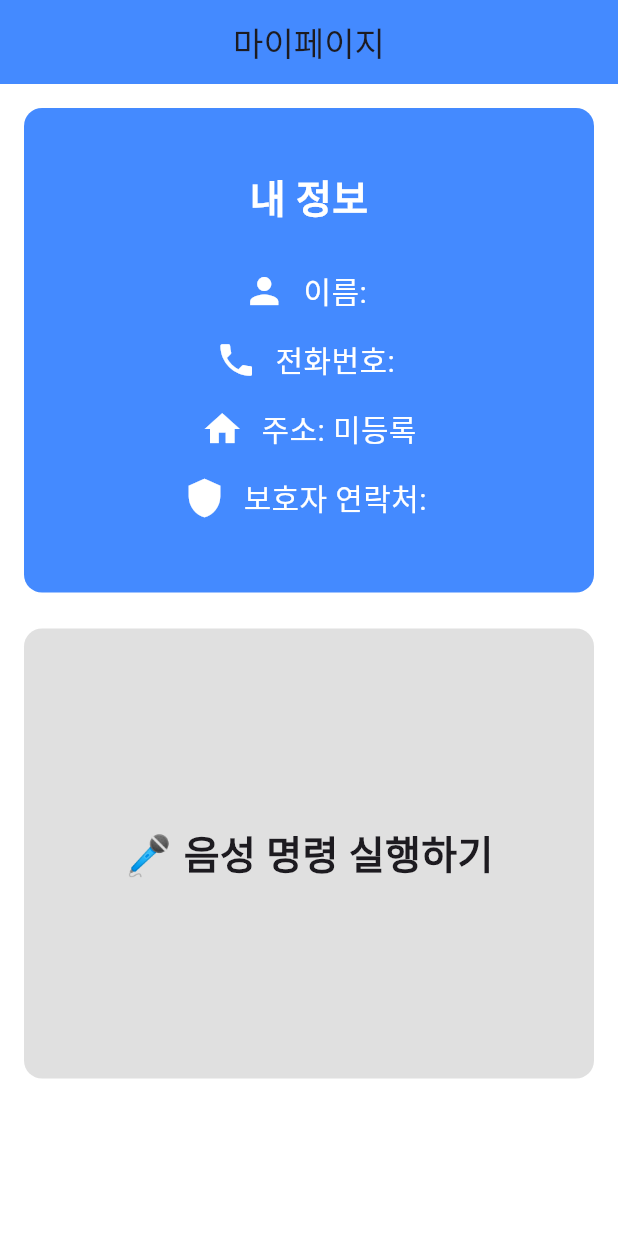
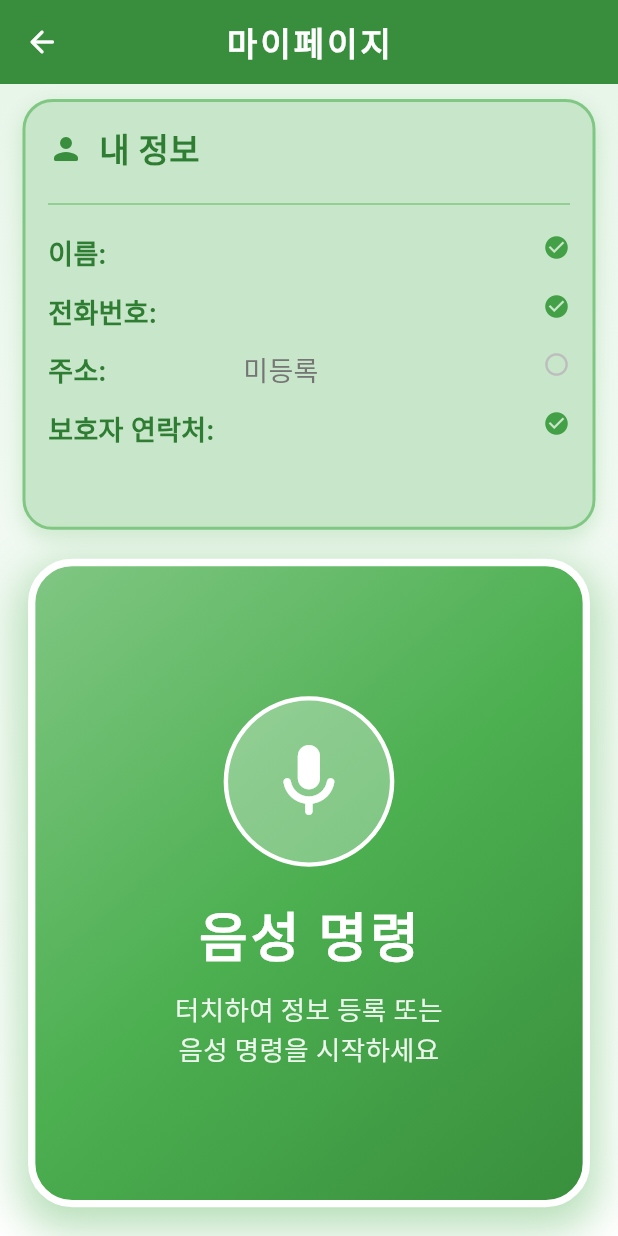
Before and after one commit to seojun111/Talk_Talk_CAR, a Flutter app: the MyPageScreen screen opened directly, on a phone screen of 412 x 824 dp. Run offline on Flutter 3.47's test engine with Material 3 defaults, Android fonts, the phone set to English and light mode, and no system bars; our stand-ins replace flutter_tts, google_fonts, shared_preferences, speech_to_text, vibration; accounts and stored records are empty; network calls fail.

Commit message:
새로운 UI

```diff
--- a/flutter_app/lib/screens/mypage.dart
+++ b/flutter_app/lib/screens/mypage.dart
@@ -1,11 +1,13 @@
 import 'package:flutter/material.dart';
+import 'package:flutter/services.dart';
+import 'package:google_fonts/google_fonts.dart';
 import 'package:shared_preferences/shared_preferences.dart';
 import '../services/speech_service.dart';
 import '../services/tts_service.dart';
 import 'voice_command_screen.dart';
 
 class MyPageScreen extends StatefulWidget {
-  final bool isHeavyRain; // ✅ 폭우 상태 전달
+  final bool isHeavyRain;
 
   const MyPageScreen({Key? key, this.isHeavyRain = false}) : super(key: key);
 
@@ -13,7 +15,7 @@ class MyPageScreen extends StatefulWidget {
   _MyPageScreenState createState() => _MyPageScreenState();
 }
 
-class _MyPageScreenState extends State<MyPageScreen> {
+class _MyPageScreenState extends State<MyPageScreen> with TickerProviderStateMixin {
   final SpeechService _speechService = SpeechService();
   final TTSService _ttsService = TTSService();
 
@@ -22,10 +24,38 @@ class _MyPageScreenState extends State<MyPageScreen> {
   String address = '';
   String guardianPhone = '';
 
+  late AnimationController _pulseController;
+  late Animation<double> _pulseAnimation;
+
   @override
   void initState() {
     super.initState();
+    _initAnimations();
     _loadUserInfo();
+    _initTTS();
+  }
+
+  void _initAnimations() {
+    _pulseController = AnimationController(
+      duration: Duration(seconds: 1),
+      vsync: this,
+    )..repeat(reverse: true);
+
+    _pulseAnimation = Tween<double>(
+      begin: 0.98,
+      end: 1.02,
+    ).animate(CurvedAnimation(
+      parent: _pulseController,
+      curve: Curves.easeInOut,
+    ));
+  }
+
+  Future<void> _initTTS() async {
+    await _ttsService.speak(
+        "마이페이지입니다. "
+            "상단에는 등록된 개인정보가 표시되고, "
+            "하단의 음성 명령 버튼을 터치하여 정보를 등록하거나 수정할 수 있습니다."
+    );
   }
 
   Future<void> _loadUserInfo() async {
@@ -39,6 +69,7 @@ class _MyPageScreenState extends State<MyPageScreen> {
   }
 
   Future<void> _handleVoiceCommand() async {
+    HapticFeedback.heavyImpact();
     await _ttsService.speak('명령을 말씀해주세요.');
     final command = await _speechService.listen();
 
@@ -46,8 +77,7 @@ class _MyPageScreenState extends State<MyPageScreen> {
 
     final cleanCommand = command.toLowerCase().trim();
 
-    if (cleanCommand.contains('입력')) {
-      // ✅ 이제 '입력'이라는 단어만 있어도 정보 입력 활성화
+    if (cleanCommand.contains('등록')) {
       await _startInfoRegistration();
     } else if (cleanCommand.contains('내 정보') && cleanCommand.contains('알려')) {
       if (name == '미등록' || phone == '미등록' || address == '미등록' || guardianPhone == '미등록') {
@@ -63,7 +93,7 @@ class _MyPageScreenState extends State<MyPageScreen> {
           MaterialPageRoute(
             builder: (context) => VoiceCommandScreen(
               passedCommand: command,
-              isHeavyRain: widget.isHeavyRain, // ✅ 폭우 상태 전달
+              isHeavyRain: widget.isHeavyRain,
             ),
           ),
         );
@@ -112,76 +142,251 @@ class _MyPageScreenState extends State<MyPageScreen> {
   }
 
   @override
+  void dispose() {
+    _pulseController.dispose();
+    super.dispose();
+  }
+
+  @override
   Widget build(BuildContext context) {
     return Scaffold(
       backgroundColor: Colors.white,
       appBar: AppBar(
-        title: Text('마이페이지'),
-        backgroundColor: Colors.blueAccent,
+        title: Text(
+          '마이페이지',
+          style: GoogleFonts.orbitron(
+            fontSize: 22,
+            fontWeight: FontWeight.bold,
+            color: Colors.white,
+            letterSpacing: 2,
+          ),
+        ),
+        backgroundColor: Colors.green[700],
+        elevation: 0,
         centerTitle: true,
+        leading: IconButton(
+          icon: Icon(Icons.arrow_back_rounded, color: Colors.white),
+          onPressed: () async {
+            HapticFeedback.mediumImpact();
+            await _ttsService.speak("이전 화면으로 돌아갑니다.");
+            Navigator.pop(context);
+          },
+        ),
       ),
-      body: Padding(
-        padding: const EdgeInsets.all(16.0),
+      body: Container(
+        decoration: BoxDecoration(
+          gradient: LinearGradient(
+            begin: Alignment.topCenter,
+            end: Alignment.bottomCenter,
+            colors: [Colors.green[50]!, Colors.white],
+          ),
+        ),
+        child: SafeArea(
+          child: Column(
+            children: [
+              // 정보 표시 영역 (40% 비율)
+              Expanded(
+                flex: 40,
+                child: _buildCompactInfoDisplay(),
+              ),
+
+              // 음성 명령 버튼 (60% 비율)
+              Expanded(
+                flex: 60,
+                child: _buildVoiceCommandButton(),
+              ),
+            ],
+          ),
+        ),
+      ),
+    );
+  }
+
+  Widget _buildCompactInfoDisplay() {
+    return Container(
+      margin: EdgeInsets.fromLTRB(15, 10, 15, 10),
+      padding: EdgeInsets.all(15),
+      decoration: BoxDecoration(
+        color: Colors.green[100],
+        borderRadius: BorderRadius.circular(20),
+        border: Border.all(color: Colors.green[300]!, width: 2),
+        boxShadow: [
+          BoxShadow(
+            color: Colors.green.withOpacity(0.2),
+            blurRadius: 10,
+            offset: Offset(0, 5),
+            spreadRadius: 1,
+          ),
+        ],
+      ),
+      child: SingleChildScrollView(
         child: Column(
+          crossAxisAlignment: CrossAxisAlignment.start,
           children: [
-            Container(
-              width: double.infinity,
-              padding: EdgeInsets.symmetric(vertical: 40),
-              decoration: BoxDecoration(
-                color: Colors.blueAccent,
-                borderRadius: BorderRadius.circular(12),
-              ),
-              child: Column(
-                mainAxisAlignment: MainAxisAlignment.center,
+            // 헤더
+            Padding(
+              padding: const EdgeInsets.only(bottom: 12),
+              child: Row(
                 children: [
-                  Text('내 정보',
-                      style: TextStyle(fontSize: 26, fontWeight: FontWeight.bold, color: Colors.white)),
-                  SizedBox(height: 20),
-                  _infoRow(Icons.person, '이름', name),
-                  _infoRow(Icons.phone, '전화번호', phone),
-                  _infoRow(Icons.home, '주소', address),
-                  _infoRow(Icons.shield, '보호자 연락처', guardianPhone),
+                  Icon(Icons.person_rounded, color: Colors.green[700], size: 24),
+                  SizedBox(width: 10),
+                  Text(
+                    '내 정보',
+                    style: GoogleFonts.roboto(
+                      fontSize: 22,
+                      fontWeight: FontWeight.bold,
+                      color: Colors.green[800],
+                    ),
+                  ),
                 ],
               ),
             ),
-            SizedBox(height: 24),
-            GestureDetector(
-              onTap: _handleVoiceCommand,
-              child: Container(
-                width: double.infinity,
-                height: 300,
-                decoration: BoxDecoration(
-                  color: Colors.grey[300],
-                  borderRadius: BorderRadius.circular(12),
-                ),
-                child: Center(
-                  child: Text(
-                    '🎤 음성 명령 실행하기',
-                    style: TextStyle(fontSize: 26, fontWeight: FontWeight.bold),
-                  ),
-                ),
-              ),
-            ),
+
+            // 구분선
+            Divider(color: Colors.green[300], thickness: 1),
+            SizedBox(height: 12),
+
+            // 정보 목록
+            _buildInfoItem('이름', name),
+            _buildInfoItem('전화번호', phone),
+            _buildInfoItem('주소', address),
+            _buildInfoItem('보호자 연락처', guardianPhone),
           ],
         ),
       ),
     );
   }
 
-  Widget _infoRow(IconData icon, String label, String value) {
+  Widget _buildInfoItem(String label, String value) {
+    bool isRegistered = value != '미등록';
+
     return Padding(
-      padding: const EdgeInsets.symmetric(vertical: 8.0),
+      padding: const EdgeInsets.only(bottom: 12),
       child: Row(
-        mainAxisAlignment: MainAxisAlignment.center,
+        crossAxisAlignment: CrossAxisAlignment.start,
         children: [
-          Icon(icon, color: Colors.white, size: 28),
-          SizedBox(width: 12),
-          Text(
-            '$label: $value',
-            style: TextStyle(fontSize: 20, color: Colors.white),
+          // 라벨 - 너비 증가 및 텍스트 줄바꿈 방지
+          Container(
+            width: 130,
+            child: Text(
+              '$label:',
+              style: GoogleFonts.roboto(
+                fontSize: 18,
+                fontWeight: FontWeight.w600,
+                color: Colors.green[800],
+              ),
+              maxLines: 1,
+              overflow: TextOverflow.visible,
+              softWrap: false,
+            ),
+          ),
+
+          // 값
+          Expanded(
+            child: Text(
+              value,
+              style: GoogleFonts.roboto(
+                fontSize: 18,
+                fontWeight: FontWeight.w500,
+                color: isRegistered ? Colors.green[700] : Colors.grey[600],
+              ),
+              overflow: TextOverflow.ellipsis,
+              maxLines: 2,
+            ),
+          ),
+
+          // 상태 아이콘
+          SizedBox(width: 8),
+          Icon(
+            isRegistered ? Icons.check_circle : Icons.radio_button_unchecked,
+            color: isRegistered ? Colors.green[600] : Colors.grey[400],
+            size: 18,
           ),
         ],
       ),
     );
   }
+
+  Widget _buildVoiceCommandButton() {
+    return AnimatedBuilder(
+      animation: _pulseAnimation,
+      builder: (context, child) {
+        return Transform.scale(
+          scale: _pulseAnimation.value,
+          child: GestureDetector(
+            onTap: _handleVoiceCommand,
+            child: Container(
+              margin: EdgeInsets.fromLTRB(15, 5, 15, 15),
+              width: double.infinity,
+              decoration: BoxDecoration(
+                gradient: LinearGradient(
+                  begin: Alignment.topLeft,
+                  end: Alignment.bottomRight,
+                  colors: [Colors.green[300]!, Colors.green[500]!, Colors.green[700]!],
+                ),
+                borderRadius: BorderRadius.circular(30),
+                border: Border.all(color: Colors.white, width: 5),
+                boxShadow: [
+                  BoxShadow(
+                    color: Colors.green.withOpacity(0.4),
+                    blurRadius: 25,
+                    offset: Offset(0, 10),
+                    spreadRadius: 5,
+                  ),
+                ],
+              ),
+              child: Column(
+                mainAxisAlignment: MainAxisAlignment.center,
+                children: [
+                  // 마이크 아이콘
+                  Container(
+                    padding: EdgeInsets.all(25),
+                    decoration: BoxDecoration(
+                      color: Colors.white.withOpacity(0.3),
+                      shape: BoxShape.circle,
+                      border: Border.all(color: Colors.white, width: 3),
+                    ),
+                    child: Icon(
+                      Icons.mic_rounded,
+                      color: Colors.white,
+                      size: 60,
+                    ),
+                  ),
+
+                  SizedBox(height: 20),
+
+                  // 메인 텍스트
+                  Text(
+                    '음성 명령',
+                    style: GoogleFonts.roboto(
+                      fontSize: 36,
+                      fontWeight: FontWeight.bold,
+                      color: Colors.white,
+                      letterSpacing: 2,
+                    ),
+                  ),
+
+                  SizedBox(height: 10),
+
+                  // 설명 텍스트
+                  Padding(
+                    padding: EdgeInsets.symmetric(horizontal: 30),
+                    child: Text(
+                      '터치하여 정보 등록 또는\n음성 명령을 시작하세요',
+                      textAlign: TextAlign.center,
+                      style: GoogleFonts.roboto(
+                        fontSize: 18,
+                        color: Colors.white.withOpacity(0.9),
+                        height: 1.4,
+                      ),
+                    ),
+                  ),
+                ],
+              ),
+            ),
+          ),
+        );
+      },
+    );
+  }
 }
```
